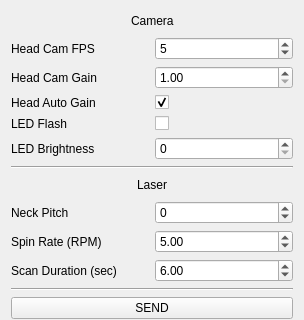
Qt form software/ddapp/src/app/ddMultisense.ui (openhumanoids/oh-distro) before a commit; both pictures show x 0 to 304 and y 0 to 320 of the 304 by 474 pixel window.
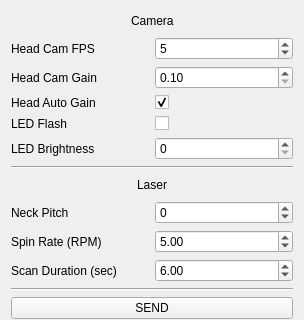
The same form after that commit.

Diff of the .ui file:
```diff
--- a/software/ddapp/src/app/ddMultisense.ui
+++ b/software/ddapp/src/app/ddMultisense.ui
@@ -56,7 +56,7 @@
      <item row="1" column="1">
       <widget class="QDoubleSpinBox" name="headCamGainSpinner">
        <property name="minimum">
-        <double>1.000000000000000</double>
+        <double>0.100000000000000</double>
        </property>
        <property name="maximum">
         <double>8.000000000000000</double>
```
